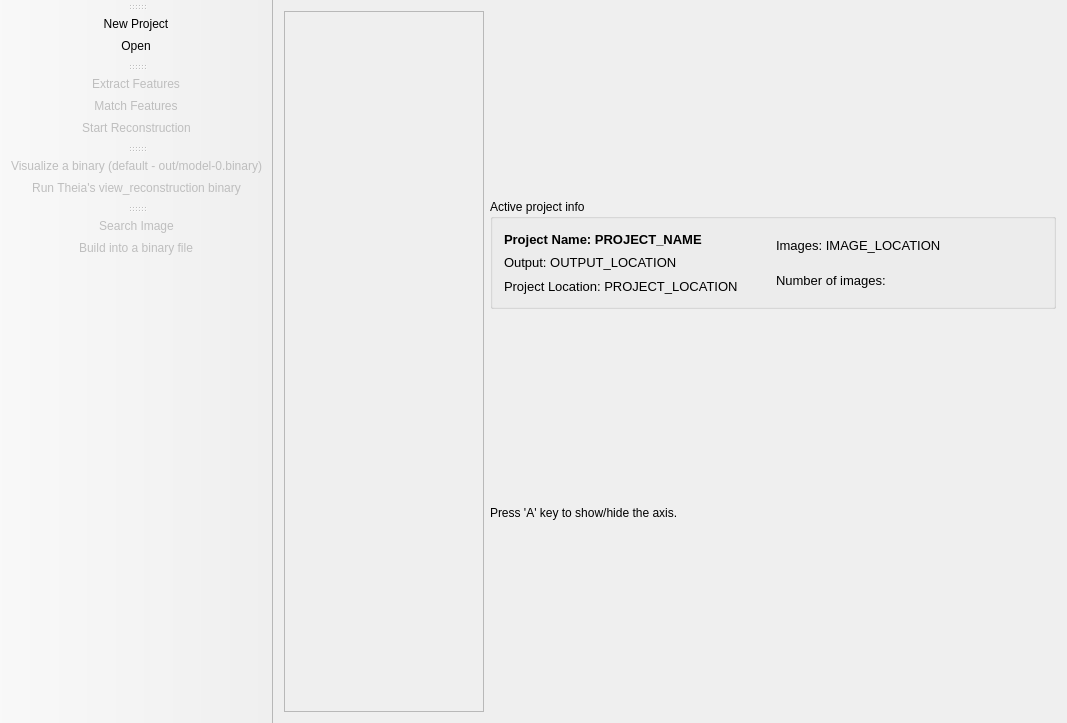
Old version of the form ui/mainwindow.ui in the repository lybros/appa.
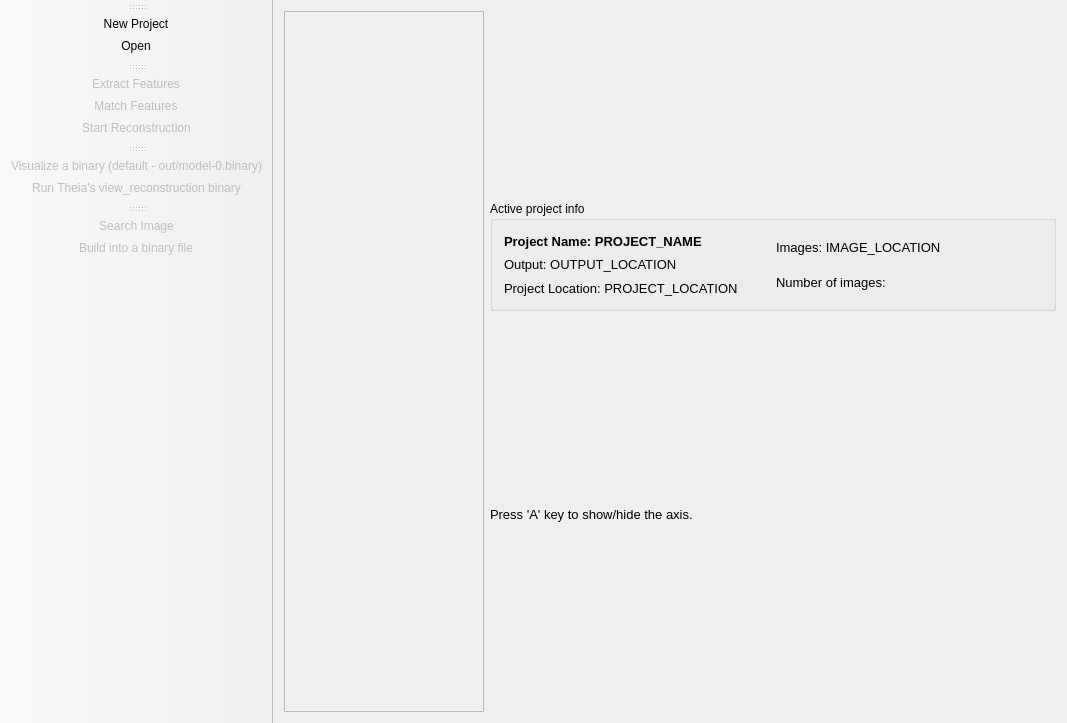
New version of the form.

```diff
--- a/ui/mainwindow.ui
+++ b/ui/mainwindow.ui
@@ -204,9 +204,14 @@
           <property name="maximumSize">
            <size>
             <width>16777215</width>
-            <height>20</height>
+            <height>15</height>
            </size>
           </property>
+          <property name="font">
+           <font>
+            <pointsize>10</pointsize>
+           </font>
+          </property>
           <property name="text">
            <string>Press 'A' key to show/hide the axis.</string>
           </property>
```
